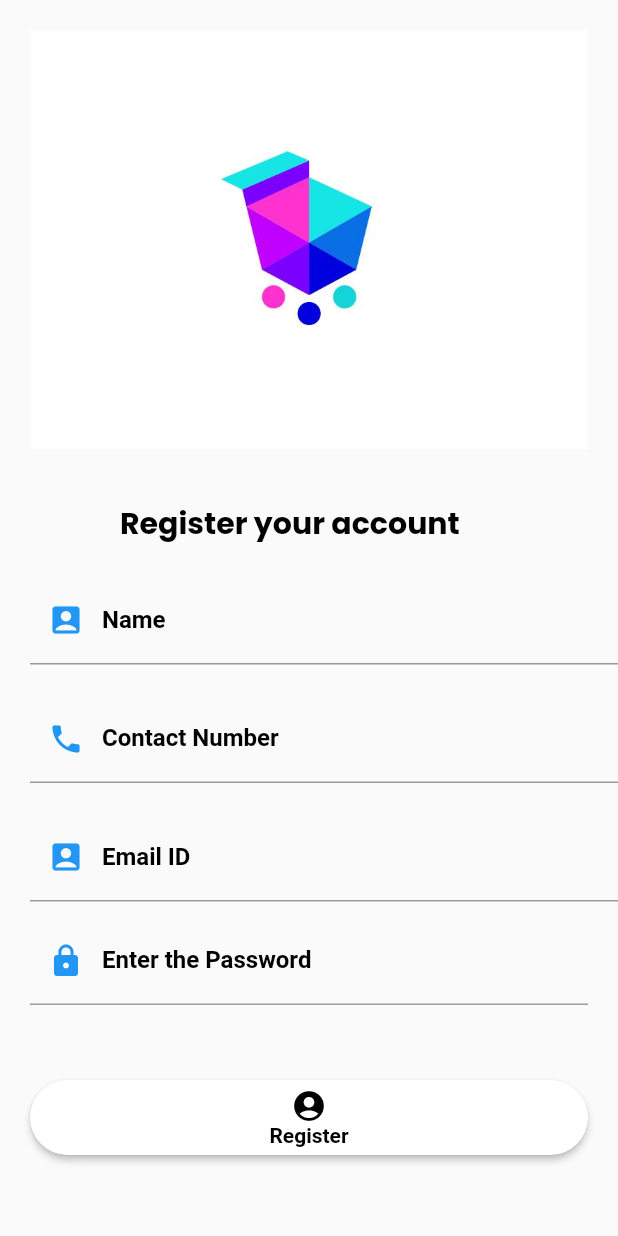
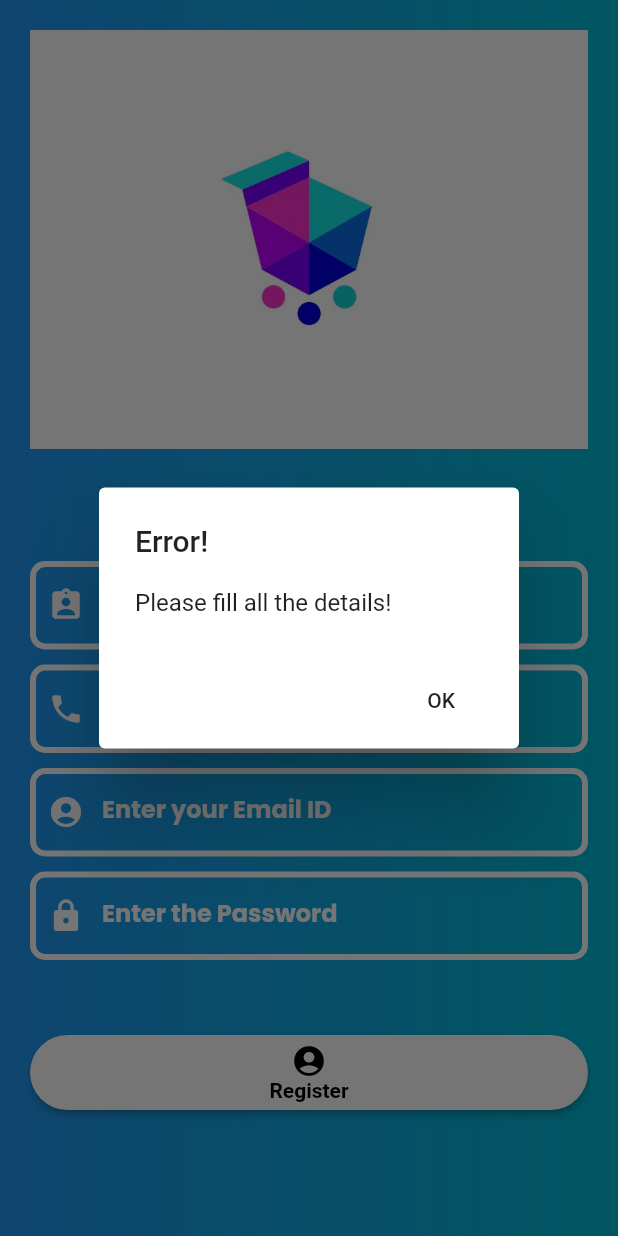
Before and after one commit to KshitizGoel/ecommerce, a Flutter app: the RegisterPageScreen screen opened directly, after a tap on "Register", on a phone screen of 412 x 824 dp. Run offline on Flutter 3.47's test engine with Material 2 defaults, Android fonts, the phone set to English and light mode, and no system bars; our stand-ins replace firebase_auth, firebase_core, firebase_database, google_fonts, shared_preferences, splashscreen; accounts and stored records are empty.

Commit message:
Authentication of login, register is done.

```diff
--- a/lib/Authentication/AuthenticationPageScreen.dart
+++ b/lib/Authentication/AuthenticationPageScreen.dart
@@ -6,6 +6,8 @@ import 'RegisterPageScreen.dart';
 
 
 class AuthenticationPageScreen extends StatefulWidget {
+
+
   @override
   _AuthenticationPageScreenState createState() => _AuthenticationPageScreenState();
 }
@@ -19,6 +21,8 @@ class _AuthenticationPageScreenState extends State<AuthenticationPageScreen> {
       length: 2,
         child: Scaffold(
           appBar: AppBar(
+            elevation: 0,
+            centerTitle: true,
             flexibleSpace: Container(
               decoration: BoxDecoration(
                 gradient: LinearGradient(
--- a/lib/Authentication/RegisterPageScreen.dart
+++ b/lib/Authentication/RegisterPageScreen.dart
@@ -1,5 +1,9 @@
 import 'package:ecommerce/Authentication/LoginPageScreen.dart';
+import 'package:ecommerce/DialogBox/DialogBox.dart';
+import 'package:ecommerce/HomePageScreen/ProductsPage.dart';
 import 'package:ecommerce/Widgets/CustomTextFields.dart';
+import 'package:firebase_auth/firebase_auth.dart';
+import 'package:firebase_database/firebase_database.dart';
 import 'package:flutter/material.dart';
 import 'package:google_fonts/google_fonts.dart';
 
@@ -19,10 +23,64 @@ class RegisterPageScreenState extends State <RegisterPageScreen>{
   TextEditingController _contactNumberTextEditingController = TextEditingController();
   TextEditingController _nameTextEditingController = TextEditingController();
 
+  DatabaseReference dbRef = FirebaseDatabase.instance.reference().child("User Details");
+
+
+  DialogBox alertDialog = DialogBox();
+
+  FirebaseAuth _auth = FirebaseAuth.instance;
+
+  Future <void> savingDataInDatabase() async{
+
+    User firebaseUser;
+
+    await _auth.createUserWithEmailAndPassword(
+        email: _emailTextEditingController.text.trim(),
+        password: _passwordTextEditingController.text).then((auth) {
+      firebaseUser = auth.user;
+    });
+
+    if(firebaseUser != null){
+      savingUserInfoInDatabase(firebaseUser).then((value){
+
+      });
+    }
+  }
+
+  Future <void> savingUserInfoInDatabase (User fUser){
+
+    dbRef.child(fUser.uid).set({
+      "uid" : fUser.uid,
+      "email" : fUser.email,
+      "Name" : _nameTextEditingController.text.trim(),
+      "Email" : _emailTextEditingController.text.trim(),
+      "Contact Number" : _contactNumberTextEditingController.text.trim(),
+      "Password" : _passwordTextEditingController.text.trim(),
+    });
+
+
+    Navigator.push(context, MaterialPageRoute(
+        builder: (context) => ProductsPage()
+    ));
+  }
+
+
   @override
   Widget build(BuildContext context) {
    return Scaffold(
-     body: ListView(
+     body: Container(
+
+       decoration: BoxDecoration(
+           gradient: LinearGradient(
+               colors: [Colors.blue, Colors.cyan],
+               begin: FractionalOffset(0.0 , 0.0),
+               end: FractionalOffset(1.0, 0.0),
+               stops: [0.0, 1.0],
+               tileMode: TileMode.mirror
+           )
+       ),
+
+       child:  ListView(
          children: <Widget>[
 
            Padding(
@@ -49,75 +107,11 @@ class RegisterPageScreenState extends State <RegisterPageScreen>{
 
            ),
 
-         Padding(
-           padding: EdgeInsets.only(top: 20, left: 20),
+           CustomTextFields(_nameTextEditingController , Icons.assignment_ind , "Enter your name", false , TextInputType.name),
+           CustomTextFields(_contactNumberTextEditingController , Icons.phone , "Enter your contact number" , false , TextInputType.phone),
+           CustomTextFields(_emailTextEditingController , Icons.account_circle , "Enter your Email ID" , false , TextInputType.emailAddress),
 
-           child: TextFormField(
-
-
-             decoration: InputDecoration(
-                 labelText: "Name",
-                 labelStyle: TextStyle(
-                     fontWeight: FontWeight.bold,
-                     color: Colors.black
-                 ),
-                 prefixIcon: Icon(
-                   Icons.account_box,
-                   color: Colors.blue,
-                 )
-
-             ),
-             controller: _nameTextEditingController,
-           ),
-
-         ),
-
-         Padding(
-           padding: EdgeInsets.only(top: 20, left: 20),
-
-           child: TextFormField(
-             obscureText: true,
-             keyboardType: TextInputType.number,
-             decoration: InputDecoration(
-                 labelText: "Contact Number",
-                 labelStyle: TextStyle(
-                     fontWeight: FontWeight.bold,
-                     color: Colors.black
-                 ),
-                 prefixIcon: Icon(
-                   Icons.phone,
-                   color: Colors.blue,
-                 )
-             ),
-             controller: _contactNumberTextEditingController,
-           ),
-
-         ),
-
-         Padding(
-           padding: EdgeInsets.only(top: 20, left: 20),
-
-           child: TextFormField(
-             keyboardType: TextInputType.emailAddress,
-
-             decoration: InputDecoration(
-                 labelText: "Email ID",
-                 labelStyle: TextStyle(
-                     fontWeight: FontWeight.bold,
-                     color: Colors.black
-                 ),
-                 prefixIcon: Icon(
-                   Icons.account_box,
-                   color: Colors.blue,
-                 )
-
-             ),
-             controller: _emailTextEditingController,
-           ),
-
-         ),
-
-         CustomTextFields(_passwordTextEditingController, Icons.lock, "Enter the Password", true),
+           CustomTextFields(_passwordTextEditingController, Icons.lock, "Enter the Password", true, TextInputType.emailAddress),
 
            Padding(
                padding: EdgeInsets.only(left:20.0, right: 20.0, bottom: 20.0, top: 50.0),
@@ -132,7 +126,19 @@ class RegisterPageScreenState extends State <RegisterPageScreen>{
                    color: Colors.white,
 
                    onPressed: (){
-                   //Used in backend for logging in authentically..
+
+                     if(
+                     _emailTextEditingController.text.isNotEmpty &&
+                     _nameTextEditingController.text.isNotEmpty &&
+                     _contactNumberTextEditingController.text.isNotEmpty &&
+                     _passwordTextEditingController.text.isNotEmpty
+                     ){
+                       savingDataInDatabase();
+
+                     }else
+                       {
+                         alertDialog.information(context, "Error!", "Please fill all the details!");
+                       }
 
 
                    },
@@ -166,6 +172,10 @@ class RegisterPageScreenState extends State <RegisterPageScreen>{
 
          ],
        )
+
+     )
+
+
    );
   }
 
--- /dev/null
+++ b/lib/DialogBox/DialogBox.dart
@@ -0,0 +1,45 @@
+import 'package:flutter/material.dart';
+
+class DialogBox{
+
+  information(BuildContext context , String title , String description){
+
+    return showDialog(
+        context: context,
+
+        barrierDismissible: true,
+
+        builder: (BuildContext context){
+          return AlertDialog(
+
+            title: Text(title),
+
+            content: SingleChildScrollView(
+              child: ListBody(
+                children: <Widget>[
+                  Text(description)
+
+                ],
+
+              ),
+
+            ),
+            actions: <Widget> [
+              FlatButton(
+
+                child: Text("OK"),
+
+                onPressed: (){
+                  return Navigator.pop(context);
+                },
+
+              )
+            ],
+          );
+        }
+
+    );
+
+  }
+
+}
--- a/lib/Widgets/CustomTextFields.dart
+++ b/lib/Widgets/CustomTextFields.dart
@@ -1,4 +1,6 @@
 import 'package:flutter/material.dart';
+import 'package:flutter/services.dart';
+import 'package:google_fonts/google_fonts.dart';
 
 class CustomTextFields extends StatelessWidget{
 
@@ -6,9 +8,9 @@ class CustomTextFields extends StatelessWidget{
   final IconData data;
   final String labelText;
   bool isObscure = true;
+  final TextInputType keyBoardType;
 
-
-  CustomTextFields(this.controller, this.data , this.labelText, this.isObscure);
+  CustomTextFields(this.controller, this.data , this.labelText, this.isObscure, this.keyBoardType);
 
   @override
   Widget build(BuildContext context) {
@@ -20,18 +22,35 @@ class CustomTextFields extends StatelessWidget{
         child: TextFormField(
           controller: controller,
           obscureText: isObscure,
-          cursorColor: Theme.of(context).primaryColor,
+          keyboardType: keyBoardType,
+            cursorColor:  Colors.white,
+
+
+
           decoration: InputDecoration(
+
+              enabledBorder: const OutlineInputBorder(
+
+                borderRadius: const BorderRadius.all(
+                const Radius.circular(10.0),
+                ),
+                borderSide: const BorderSide(color: Colors.white, width: 4.0),
+              ),
+              border: const OutlineInputBorder(),
+
+
 
             prefixIcon: Icon(
               data,
-              color: Theme.of(context).primaryColor,
+              color: Colors.white,
             ),
             focusColor: Theme.of(context).primaryColor,
             labelText: labelText,
-            labelStyle: TextStyle(
-              fontWeight: FontWeight.bold,
-              color:Colors.black
+            labelStyle: GoogleFonts.poppins(
+              textStyle: TextStyle(
+                  fontWeight: FontWeight.bold,
+                  color:Colors.white
+              )
             )
           ),
         ),
```
Also changed, not shown: lib/Authentication/CheckingTheExistingUser.dart (added, +32 -0 lines), lib/Authentication/LoginPageScreen.dart (+97 -47 lines), lib/HomePageScreen/DisplayingProducts.dart (added, +71 -0 lines), lib/HomePageScreen/ProductsPage.dart (added, +81 -0 lines), lib/Widgets/CustomCard.dart (added, +92 -0 lines), lib/Widgets/CustomText.dart (added, +30 -0 lines), lib/main.dart (+35 -0 lines), pubspec.yaml (+8 -0 lines), image/clothes.jpg (added), image/gaming_stations.png (added), image/shoes.jpg (added), image/sports.jpg (added), pubspec.lock, 1 other file. Lines whose indentation alone changed are shown as unchanged.
